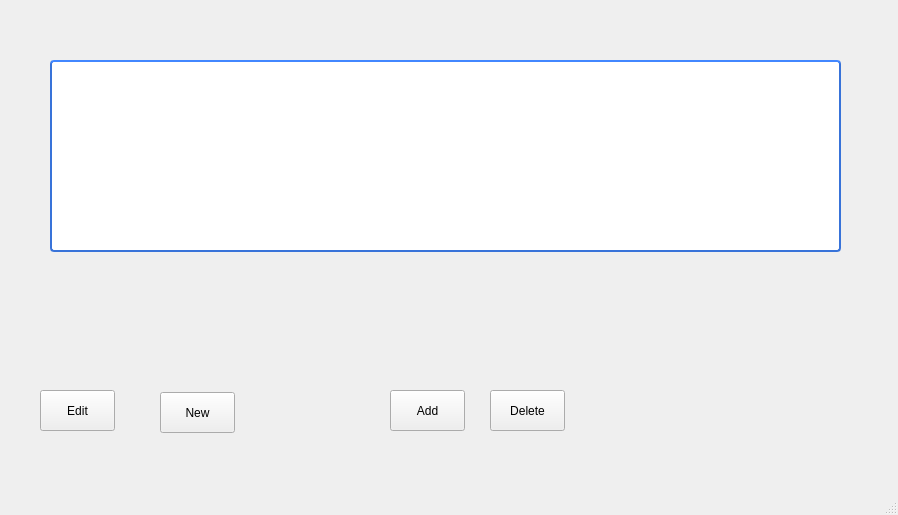
BMUlyashev/f1772, file mainwindow.ui: the form before one commit.
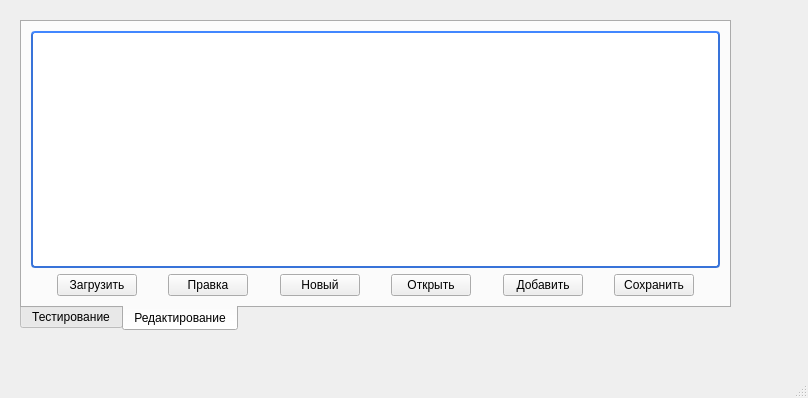
The form after the commit. Icons and pictures are not drawn.

```diff
--- a/mainwindow.ui
+++ b/mainwindow.ui
@@ -6,51 +6,46 @@
    <rect>
     <x>0</x>
     <y>0</y>
-    <width>898</width>
-    <height>515</height>
+    <width>808</width>
+    <height>398</height>
    </rect>
   </property>
   <property name="windowTitle">
    <string>MainWindow</string>
   </property>
   <widget class="QWidget" name="centralwidget">
-   <widget class="QPushButton" name="pushButton">
+   <widget class="QTabWidget" name="tabWidget">
     <property name="geometry">
      <rect>
-      <x>40</x>
-      <y>390</y>
-      <width>75</width>
-      <height>41</height>
-     </rect>
-    </property>
-    <property name="text">
-     <string>Edit</string>
-    </property>
-   </widget>
-   <widget class="QPushButton" name="pushButton_2">
-    <property name="geometry">
-     <rect>
-      <x>160</x>
-      <y>392</y>
-      <width>75</width>
-      <height>41</height>
-     </rect>
-    </property>
-    <property name="text">
-     <string>New</string>
-    </property>
-   </widget>
-   <widget class="QTableView" name="tableViewConfig">
-    <property name="geometry">
-     <rect>
-      <x>50</x>
-      <y>60</y>
-      <width>791</width>
-      <height>192</height>
+      <x>20</x>
+      <y>20</y>
+      <width>711</width>
+      <height>311</height>
      </rect>
     </property>
     <property name="styleSheet">
-     <string notr="true">QHeaderView {
+     <string notr="true"/>
+    </property>
+    <property name="tabPosition">
+     <enum>QTabWidget::South</enum>
+    </property>
+    <property name="currentIndex">
+     <number>1</number>
+    </property>
+    <widget class="QWidget" name="tab">
+     <attribute name="title">
+      <string>Тестирование</string>
+     </attribute>
+    </widget>
+    <widget class="QWidget" name="tab_2">
+     <attribute name="title">
+      <string>Редактирование</string>
+     </attribute>
+     <layout class="QGridLayout" name="gridLayout">
+      <item row="0" column="0">
+       <widget class="QTableView" name="tableViewConfig">
+        <property name="styleSheet">
+         <string notr="true">QHeaderView {
     background-color: #fff;
     font-size:13px;
 }
@@ -71,39 +66,154 @@
     color:#333;
     font-size:12px;
  }</string>
-    </property>
-    <attribute name="verticalHeaderVisible">
-     <bool>false</bool>
-    </attribute>
-    <attribute name="verticalHeaderHighlightSections">
-     <bool>false</bool>
-    </attribute>
-   </widget>
-   <widget class="QPushButton" name="pushButton_4">
-    <property name="geometry">
-     <rect>
-      <x>390</x>
-      <y>390</y>
-      <width>75</width>
-      <height>41</height>
-     </rect>
-    </property>
-    <property name="text">
-     <string>Add</string>
-    </property>
-   </widget>
-   <widget class="QPushButton" name="pushButton_5">
-    <property name="geometry">
-     <rect>
-      <x>490</x>
-      <y>390</y>
-      <width>75</width>
-      <height>41</height>
-     </rect>
-    </property>
-    <property name="text">
-     <string>Delete</string>
-    </property>
+        </property>
+        <attribute name="verticalHeaderVisible">
+         <bool>false</bool>
+        </attribute>
+        <attribute name="verticalHeaderHighlightSections">
+         <bool>false</bool>
+        </attribute>
+       </widget>
+      </item>
+      <item row="1" column="0">
+       <layout class="QHBoxLayout" name="horizontalLayout">
+        <item>
+         <spacer name="horizontalSpacer">
+          <property name="orientation">
+           <enum>Qt::Horizontal</enum>
+          </property>
+          <property name="sizeHint" stdset="0">
+           <size>
+            <width>10</width>
+            <height>20</height>
+           </size>
+          </property>
+         </spacer>
+        </item>
+        <item>
+         <widget class="QPushButton" name="pBtnLoadConfigToTest">
+          <property name="text">
+           <string>Загрузить</string>
+          </property>
+         </widget>
+        </item>
+        <item>
+         <spacer name="horizontalSpacer_2">
+          <property name="orientation">
+           <enum>Qt::Horizontal</enum>
+          </property>
+          <property name="sizeHint" stdset="0">
+           <size>
+            <width>10</width>
+            <height>20</height>
+           </size>
+          </property>
+         </spacer>
+        </item>
+        <item>
+         <widget class="QPushButton" name="pBtnEditConfigSteps">
+          <property name="text">
+           <string>Правка</string>
+          </property>
+         </widget>
+        </item>
+        <item>
+         <spacer name="horizontalSpacer_3">
+          <property name="orientation">
+           <enum>Qt::Horizontal</enum>
+          </property>
+          <property name="sizeHint" stdset="0">
+           <size>
+            <width>10</width>
+            <height>20</height>
+           </size>
+          </property>
+         </spacer>
+        </item>
+        <item>
+         <widget class="QPushButton" name="pBtnNewConfigSteps">
+          <property name="text">
+           <string>Новый</string>
+          </property>
+         </widget>
+        </item>
+        <item>
+         <spacer name="horizontalSpacer_4">
+          <property name="orientation">
+           <enum>Qt::Horizontal</enum>
+          </property>
+          <property name="sizeHint" stdset="0">
+           <size>
+            <width>10</width>
+            <height>20</height>
+           </size>
+          </property>
+         </spacer>
+        </item>
+        <item>
+         <widget class="QPushButton" name="pBtnOpenConfigSteps">
+          <property name="text">
+           <string>Открыть</string>
+          </property>
+         </widget>
+        </item>
+        <item>
+         <spacer name="horizontalSpacer_5">
+          <property name="orientation">
+           <enum>Qt::Horizontal</enum>
+          </property>
+          <property name="sizeHint" stdset="0">
+           <size>
+            <width>10</width>
+            <height>20</height>
+           </size>
+          </property>
+         </spacer>
+        </item>
+        <item>
+         <widget class="QPushButton" name="pBtnAddConfigSteps">
+          <property name="text">
+           <string>Добавить</string>
+          </property>
+         </widget>
+        </item>
+        <item>
+         <spacer name="horizontalSpacer_6">
+          <property name="orientation">
+           <enum>Qt::Horizontal</enum>
+          </property>
+          <property name="sizeHint" stdset="0">
+           <size>
+            <width>10</width>
+            <height>20</height>
+           </size>
+          </property>
+         </spacer>
+        </item>
+        <item>
+         <widget class="QPushButton" name="pBtnSaveConfigSteps">
+          <property name="text">
+           <string>Сохранить</string>
+          </property>
+         </widget>
+        </item>
+        <item>
+         <spacer name="horizontalSpacer_7">
+          <property name="orientation">
+           <enum>Qt::Horizontal</enum>
+          </property>
+          <property name="sizeHint" stdset="0">
+           <size>
+            <width>10</width>
+            <height>20</height>
+           </size>
+          </property>
+         </spacer>
+        </item>
+       </layout>
+      </item>
+     </layout>
+    </widget>
    </widget>
   </widget>
   <widget class="QMenuBar" name="menubar">
```
Left out of the diff: 2 changed lines with no effect on the pictures.
